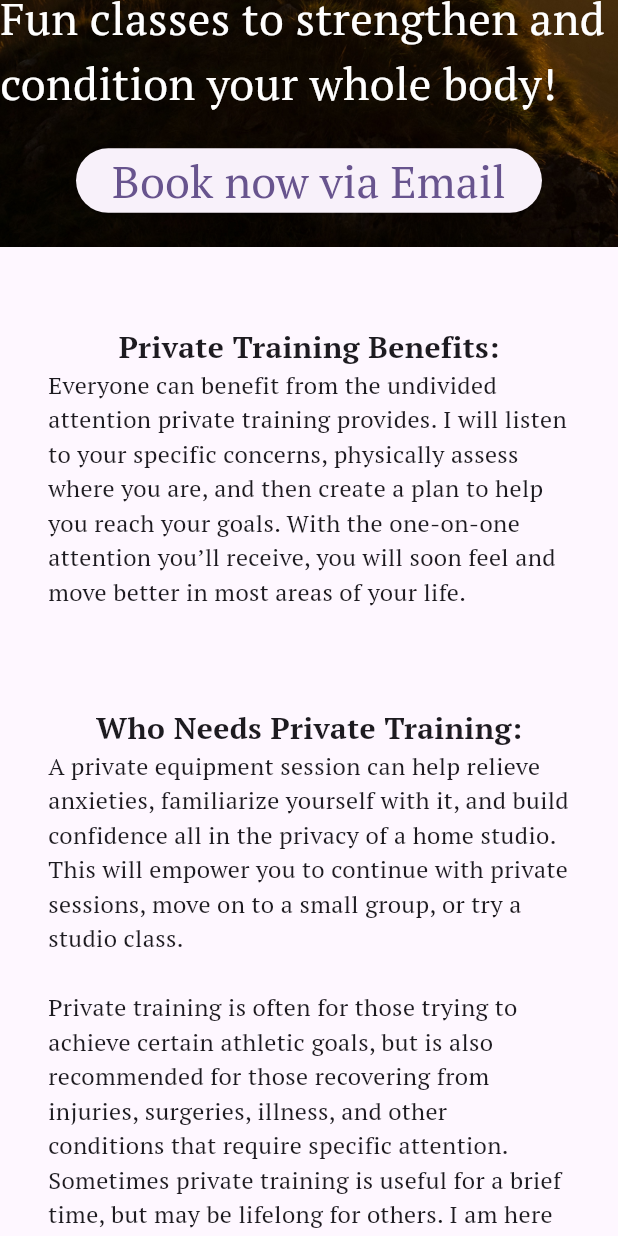
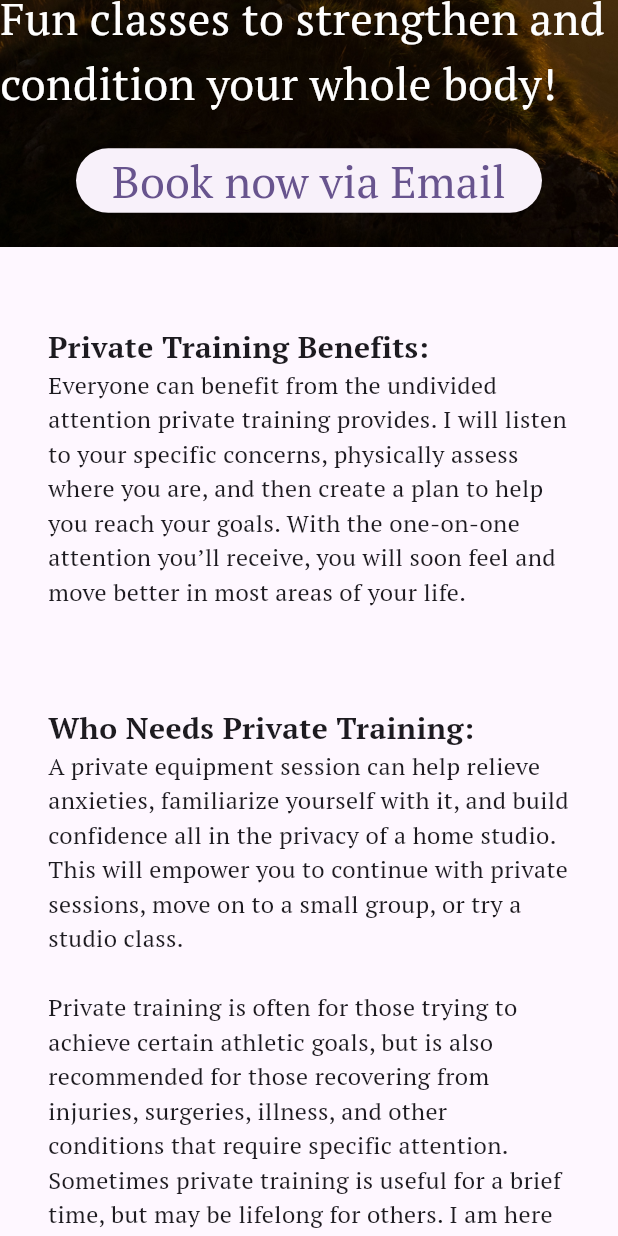
Before and after one commit to Sdadopilates/sdadopilates.github.io, a Flutter app: the screen it shows after launch, scrolled down 576 dp, on a phone screen of 412 x 824 dp. Run offline on Flutter 3.47's test engine with Material 3 defaults, Android fonts, the phone set to English and light mode, and no system bars.

Commit message:
fix alignment

```diff
--- a/lib/main.dart
+++ b/lib/main.dart
@@ -42,6 +42,7 @@ class _MyHomePageState extends State<MyHomePage> {
     return Scaffold(
       body: SingleChildScrollView(
         child: Column(
+          crossAxisAlignment: CrossAxisAlignment.start,
           children: <Widget>[
             header(),
             verticalSeparator(),
@@ -90,7 +91,7 @@ class _MyHomePageState extends State<MyHomePage> {
   Widget aboutSection() {
     return Padding(
       padding: const EdgeInsets.all(32.0),
-      child: Column(children: [
+      child: Column(crossAxisAlignment: CrossAxisAlignment.start, children: [
         const Text(Strings.titleAbout, style: Styles.titleAbout),
         const Text(Strings.bodyAboutAccolades, style: Styles.bodyBulleted),
         verticalSeparator(),
@@ -102,7 +103,7 @@ class _MyHomePageState extends State<MyHomePage> {
   Widget titleAndBody(String title, String body) {
     return Padding(
       padding: const EdgeInsets.all(32.0),
-      child: Column(children: [
+      child: Column(crossAxisAlignment: CrossAxisAlignment.start, children: [
         Text(title, style: Styles.title),
         Text(body, style: Styles.body),
       ]),
```
